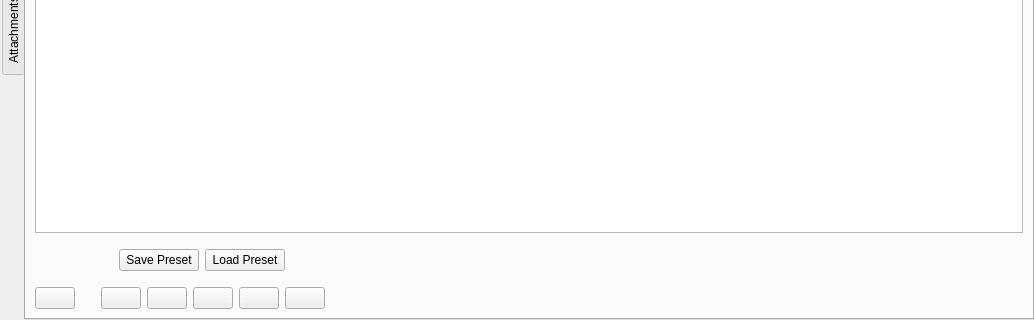
Above: src/asammdf/gui/ui/file_widget.ui from hayarobi/asammdf before the change; both pictures show x 0 to 1034 and y 336 to 656 of the 1034 by 656 pixel window. Below: the same form after it.
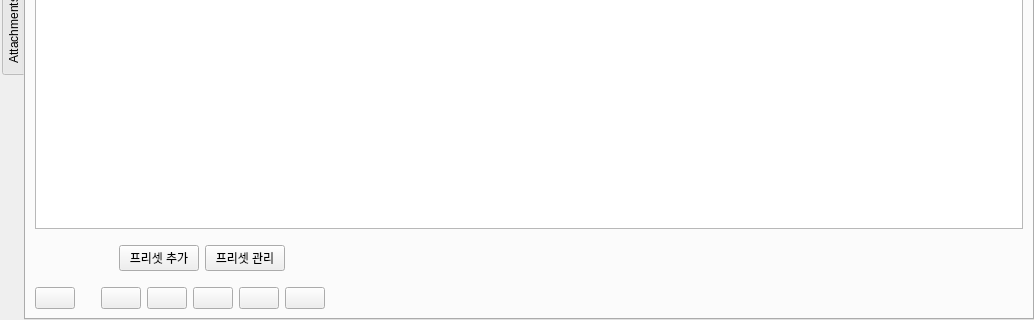
That is the form after the change. Icons and pictures are not drawn. Custom widgets are drawn as their Qt base class.

Commit message:
프리셋 기능 보긍
- 목록 보기. 삭제 추가
- 그룹 목록을 이름순으로 정렬함

```diff
--- a/src/asammdf/gui/ui/file_widget.ui
+++ b/src/asammdf/gui/ui/file_widget.ui
@@ -129,14 +129,14 @@
              <item>
               <widget class="QPushButton" name="save_preset_button">
                <property name="text">
-                <string>Save Preset</string>
+                <string>프리셋 추가</string>
                </property>
               </widget>
              </item>
              <item>
               <widget class="QPushButton" name="load_preset_button">
                <property name="text">
-                <string>Load Preset</string>
+                <string>프리셋 관리</string>
                </property>
               </widget>
              </item>
```
Left out of the diff: 6 changed lines with no effect on the pictures. The commit also changes 8 other files.
